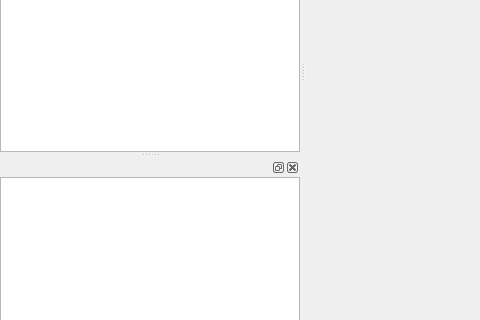
Old version of the form VolumeRenderer/mainwindow.ui in the repository luosz/volume-visualiser; both pictures show x 0 to 480 and y 286 to 606 of the 1000 by 700 pixel window.
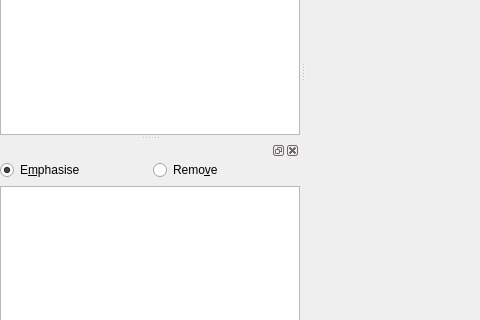
New version of the form.

Patch:
```diff
--- a/VolumeRenderer/mainwindow.ui
+++ b/VolumeRenderer/mainwindow.ui
@@ -317,6 +317,36 @@
      </property>
      <item>
       <layout class="QVBoxLayout" name="verticalLayout_5">
+       <item>
+        <layout class="QHBoxLayout" name="horizontalLayout_10">
+         <property name="leftMargin">
+          <number>0</number>
+         </property>
+         <property name="topMargin">
+          <number>0</number>
+         </property>
+         <property name="rightMargin">
+          <number>0</number>
+         </property>
+         <item>
+          <widget class="QRadioButton" name="radioButton">
+           <property name="text">
+            <string>E&amp;mphasise</string>
+           </property>
+           <property name="checked">
+            <bool>true</bool>
+           </property>
+          </widget>
+         </item>
+         <item>
+          <widget class="QRadioButton" name="radioButton_2">
+           <property name="text">
+            <string>Remo&amp;ve</string>
+           </property>
+          </widget>
+         </item>
+        </layout>
+       </item>
        <item>
         <widget class="QGraphicsView" name="graphicsView_2"/>
        </item>
```
